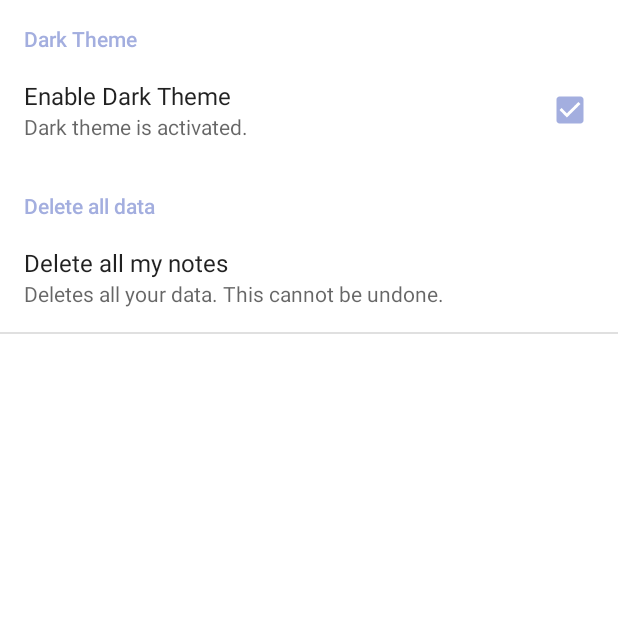
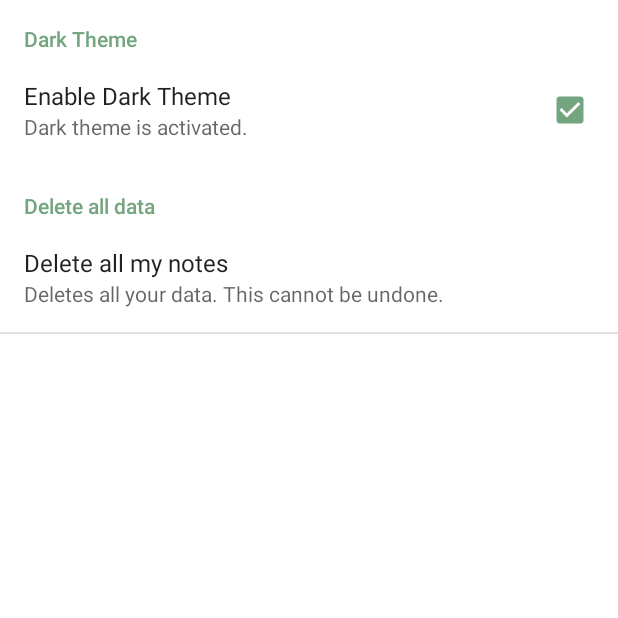
Before and after one commit to tara-pogancev/android-note-app, an Android app: the Settings screen opened directly, with no data from a screen before it, after a tap on "Enable Dark Theme", on a phone screen of 412 x 824 dp, the top half of it. Run offline under Robolectric (Android 15) with nearby library versions, the phone set to English and light mode, and no system bars.

Commit message:
fix: remembering preference name

```diff
--- a/Notes By Cats/app/src/main/java/com/tarapogancev/notesbycats/Settings.kt
+++ b/Notes By Cats/app/src/main/java/com/tarapogancev/notesbycats/Settings.kt
@@ -12,6 +12,7 @@ import android.preference.PreferenceManager
 import android.view.View
 import android.widget.ImageView
 import android.widget.Toast
+import androidx.appcompat.app.AppCompatDelegate
 
 class Settings : PreferenceActivity() {
 
@@ -22,23 +23,21 @@ class Settings : PreferenceActivity() {
     }
 
     fun loadSettings() {
-        var sharedPreferences: SharedPreferences = PreferenceManager.getDefaultSharedPreferences(this)
-        var darkMode: Boolean = sharedPreferences.getBoolean("DarkTheme", false)
-        if (darkMode) {
-            setTheme(R.style.Theme_NotesByCatsDark)
+        var checkBox_nigth: CheckBoxPreference = findPreference("DarkTheme") as CheckBoxPreference
+        if (checkBox_nigth.isChecked) {
+            AppCompatDelegate.setDefaultNightMode(AppCompatDelegate.MODE_NIGHT_YES)
         } else {
-            setTheme(R.style.Theme_NotesByCats)
+            AppCompatDelegate.setDefaultNightMode(AppCompatDelegate.MODE_NIGHT_NO)
         }
 
-        var checkBox_nigth: CheckBoxPreference = findPreference("DarkTheme") as CheckBoxPreference
         checkBox_nigth.setOnPreferenceChangeListener(object: Preference.OnPreferenceChangeListener {
             override fun onPreferenceChange(p0: Preference?, p1: Any?): Boolean {
 
                 var darkMode: Boolean = p1 as Boolean
                 if (darkMode) {
-                    setTheme(R.style.Theme_NotesByCatsDark)
+                    AppCompatDelegate.setDefaultNightMode(AppCompatDelegate.MODE_NIGHT_YES)
                 } else {
-                    setTheme(R.style.Theme_NotesByCats)
+                    AppCompatDelegate.setDefaultNightMode(AppCompatDelegate.MODE_NIGHT_NO)
                 }
 
                 recreate()
--- a/Notes By Cats/app/src/main/res/values-night/themes.xml
+++ b/Notes By Cats/app/src/main/res/values-night/themes.xml
@@ -2,15 +2,18 @@
     <!-- Base application theme. -->
     <style name="Theme.NotesByCats" parent="Theme.MaterialComponents.DayNight.DarkActionBar">
         <!-- Primary brand color. -->
-        <item name="colorPrimary">@color/purple_200</item>
-        <item name="colorPrimaryVariant">@color/purple_700</item>
+        <item name="colorPrimary">@color/soft_green</item>
+        <item name="colorPrimaryVariant">@color/accent_green</item>
         <item name="colorOnPrimary">@color/black</item>
+        <item name="background">@color/black</item>
         <!-- Secondary brand color. -->
-        <item name="colorSecondary">@color/teal_200</item>
-        <item name="colorSecondaryVariant">@color/teal_200</item>
-        <item name="colorOnSecondary">@color/black</item>
+        <item name="colorSecondary">@color/main_purple</item>
+        <item name="colorSecondaryVariant">@color/dark_purple</item>
+        <item name="colorOnSecondary">@color/background_gray</item>
         <!-- Status bar color. -->
         <item name="android:statusBarColor" tools:targetApi="l">?attr/colorPrimaryVariant</item>
         <!-- Customize your theme here. -->
+        <item name="windowActionBar">false</item>
+        <item name="windowNoTitle">true</item>
     </style>
 </resources>
--- a/Notes By Cats/app/src/main/res/values/themes.xml
+++ b/Notes By Cats/app/src/main/res/values/themes.xml
@@ -5,7 +5,7 @@
         <item name="colorPrimary">@color/main_purple</item>
         <item name="colorPrimaryVariant">@color/dark_purple</item>
         <item name="colorOnPrimary">@color/white</item>
-        <item name="background">@color/white</item>
+        <item name="background">@color/background_gray</item>
         <!-- Secondary brand color. -->
         <item name="colorSecondary">@color/soft_green</item>
         <item name="colorSecondaryVariant">@color/accent_green</item>
@@ -13,25 +13,8 @@
         <!-- Status bar color. -->
         <item name="android:statusBarColor" tools:targetApi="l">?attr/colorPrimaryVariant</item>
         <!-- Customize your theme here. -->
-        <item name="windowActionBar">true</item>
-        <item name="windowNoTitle">false</item>
-    </style>
-
-    <style name="Theme.NotesByCatsDark" parent="Theme.MaterialComponents.DayNight.DarkActionBar">
-        <!-- Primary brand color. -->
-        <item name="colorPrimary">@color/soft_green</item>
-        <item name="colorPrimaryVariant">@color/accent_green</item>
-        <item name="colorOnPrimary">@color/black</item>
-        <item name="background">@color/black</item>
-        <!-- Secondary brand color. -->
-        <item name="colorSecondary">@color/main_purple</item>
-        <item name="colorSecondaryVariant">@color/dark_purple</item>
-        <item name="colorOnSecondary">@color/background_gray</item>
-        <!-- Status bar color. -->
-        <item name="android:statusBarColor" tools:targetApi="l">?attr/colorPrimaryVariant</item>
-        <!-- Customize your theme here. -->
-        <item name="windowActionBar">true</item>
-        <item name="windowNoTitle">false</item>
+        <item name="windowActionBar">false</item>
+        <item name="windowNoTitle">true</item>
     </style>
 
     <style name="Theme.NotesByCats.NoActionBar">
```
Also changed, not shown: Notes By Cats/app/src/main/AndroidManifest.xml (+4 -8 lines), Notes By Cats/app/src/main/java/com/tarapogancev/notesbycats/MainActivity.kt (+11 -2 lines), Notes By Cats/app/src/main/res/layout/activity_main.xml (+9 -10 lines), Notes By Cats/app/src/main/res/values/colors.xml (indentation only).
